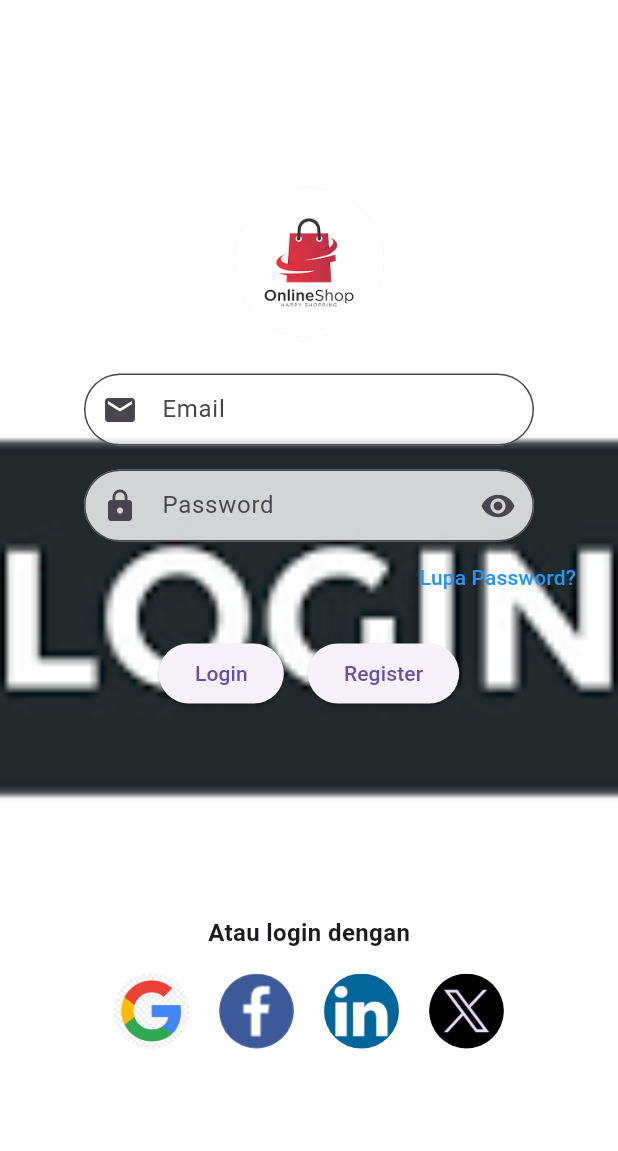
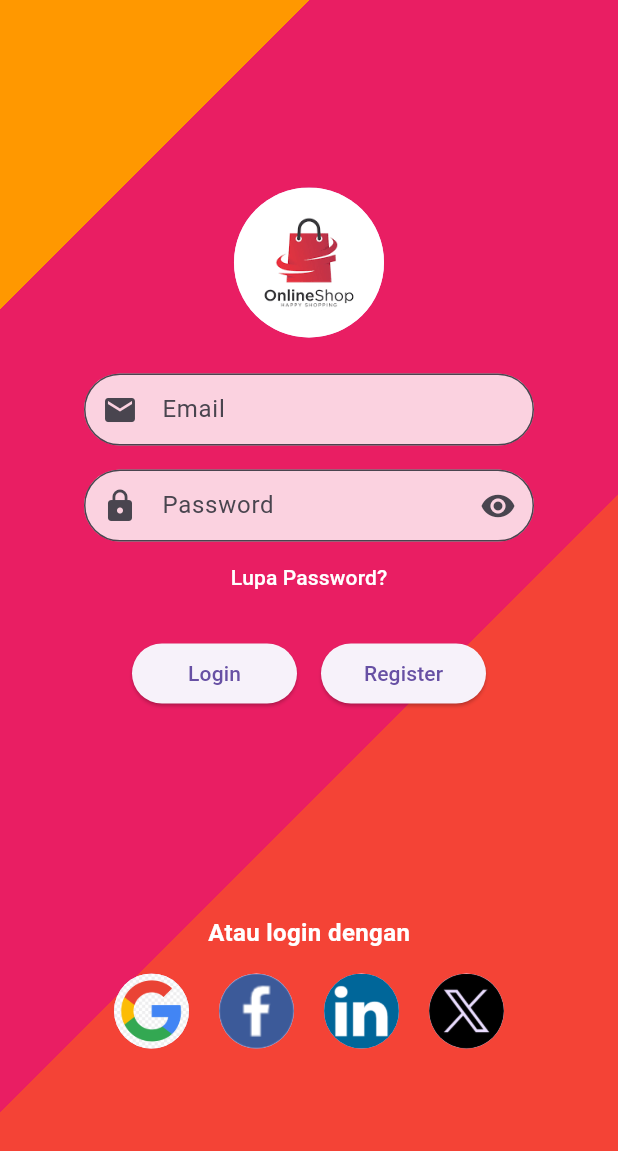
Before and after one commit to chrisnaocta/Semester-3-Flutter-Belanja-Mobile, a Flutter app: the screen it shows after launch, on a phone screen of 412 x 824 dp. Shown: the top 1151 px of the screen. Run offline on Flutter 3.47's test engine with Material 3 defaults, Android fonts, the phone set to English and light mode, and no system bars; our stand-ins replace image_picker.

Commit message:
Mengubah tampilan login

```diff
--- a/lib/login.dart
+++ b/lib/login.dart
@@ -71,10 +71,16 @@ class _LoginPageState extends State<LoginPage> {
             width: screenWidth,
             height: screenHeight,
             decoration: BoxDecoration(
-              image: DecorationImage(
-                image: AssetImage(
-                    'assets/images/Gambar_login2.png'), // Gambar background
-                fit: BoxFit.cover,
+              gradient: LinearGradient(
+                colors: [
+                  Colors.orange,
+                  Colors.red,
+                  Colors.pink,
+                  Colors.pink,
+                  Colors.red,
+              ],
+              stops: [0.25, 0.25, 0.25, 0.90, 0.90],
+              begin: Alignment.topLeft,
               ),
             ),
           ),
@@ -145,7 +151,7 @@ class _LoginPageState extends State<LoginPage> {
 
                   // Link Lupa Password di bawah isian Password
                   Align(
-                    alignment: Alignment.centerRight,
+                    alignment: Alignment.center,
                     child: TextButton(
                       onPressed: () {
                         Navigator.push(
@@ -156,7 +162,7 @@ class _LoginPageState extends State<LoginPage> {
                       },
                       child: Text(
                         'Lupa Password?',
-                        style: TextStyle(color: Colors.blue),
+                        style: TextStyle(color: const Color.fromARGB(255, 255, 255, 255)),
                       ),
                     ),
                   ),
@@ -166,12 +172,18 @@ class _LoginPageState extends State<LoginPage> {
                   Row(
                     mainAxisAlignment: MainAxisAlignment.center,
                     children: [
+                      Container(
+                        width: 110,
+                        child:
                         ElevatedButton(
                           onPressed: _login,
                           child: Text('Login'),
                         ),
+                      ),
                       SizedBox(width: 16),
-                      ElevatedButton(
+                      Container(
+                        width: 110,
+                        child: ElevatedButton(
                           onPressed: () {
                             Navigator.push(
                               context,
@@ -180,6 +192,7 @@ class _LoginPageState extends State<LoginPage> {
                             );
                           },
                           child: Text('Register'),
+                        ),
                       ),
                     ],
                   ),
@@ -195,7 +208,7 @@ class _LoginPageState extends State<LoginPage> {
                   // Login dengan sosial media
                   Text(
                     "Atau login dengan",
-                    style: TextStyle(fontSize: 16, fontWeight: FontWeight.w600),
+                    style: TextStyle(color: Colors.white, fontSize: 16, fontWeight: FontWeight.w600),
                   ),
                   SizedBox(height: 16),
 
```
Lines whose indentation alone changed are shown as unchanged.
